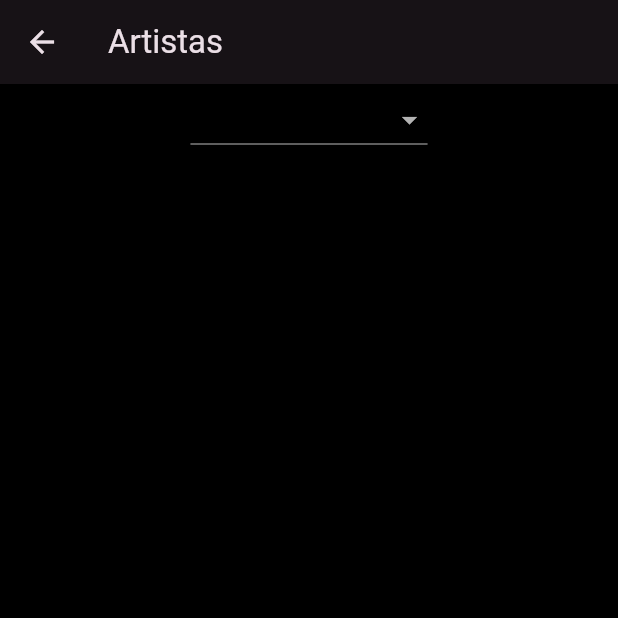
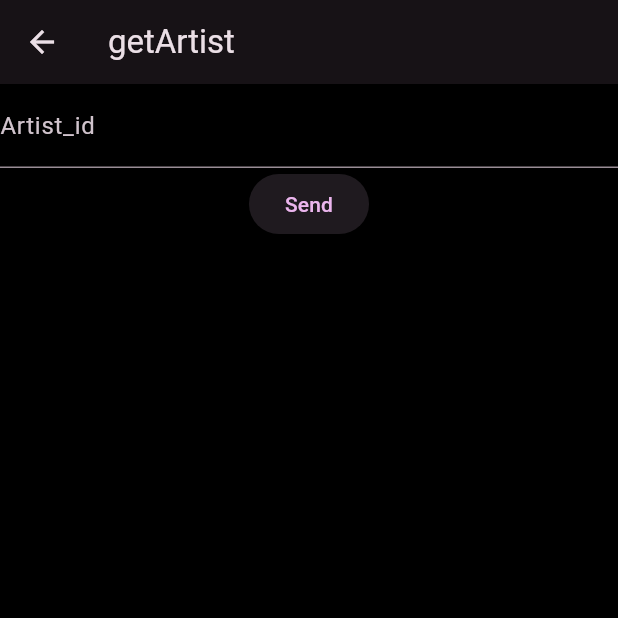
Before and after one commit to stefano-dannunzio/ConsumifyApp, a Flutter app: the ArtistScreen screen opened directly, on a phone screen of 412 x 824 dp, the top half of it. Run offline on Flutter 3.47's test engine with Material 3 defaults, Android fonts, the phone set to English and light mode, and no system bars; our stand-ins replace carousel_slider, get, google_fonts, just_audio.

Commit message:
Le sumamos una magia más
Ahora en get Artist Albums se puede seleccionar un album específico y pasar a ver las canciones que lo componen

```diff
--- a/lib/screens/artist_screen.dart
+++ b/lib/screens/artist_screen.dart
@@ -1,65 +1,52 @@
-import 'package:consumify/utilities/songs_loader.dart';
-import 'package:consumify/widgets/song_card.dart';
+import 'package:consumify/screens/screens.dart';
+import 'package:consumify/services/services.dart';
 import 'package:flutter/material.dart';
+import 'package:get/get.dart';
 
 class ArtistScreen extends StatefulWidget {
   const ArtistScreen({super.key});
 
   @override
-  // ignore: library_private_types_in_public_api
   _ArtistScreenState createState() => _ArtistScreenState();
 }
 
 class _ArtistScreenState extends State<ArtistScreen> {
-  final List<Song> songs = []; // Aquí se cargarán las canciones
-  final List<String> artists = []; // Aquí se cargarán los artistas
-  String? selectedArtist;
-
-  @override
-  void initState() {
-    super.initState();
-    _loadSongs();
-  }
-
-  void _loadSongs() async {
-    final List<Song> loadedSongs = await loadSongs();
-    setState(() {
-      songs.addAll(loadedSongs);
-      artists.addAll(loadedSongs.map((song) => song.artist).toSet().toList());
-    });
-  }
+  final _formKey = GlobalKey<FormState>();
+  String _id = '';
 
   @override
   Widget build(BuildContext context) {
     return Scaffold(
       appBar: AppBar(
-        title: const Text('Artistas'),
+        title: const Text('getArtist'),
       ),
-      body: Column(
-        children: [
-          DropdownButton<String>(
-            value: selectedArtist,
-            items: artists.map((artist) {
-              return DropdownMenuItem<String>(
-                value: artist,
-                child: Text(artist),
-              );
-            }).toList(),
-            onChanged: (value) {
-              setState(() {
-                selectedArtist = value;
-              });
-            },
-          ),
-          Expanded(
-            child: ListView(
-              children: songs
-                  .where((song) => song.artist == selectedArtist)
-                  .map((song) => SongCard(song: song))
-                  .toList(),
+      body: Form(
+        key: _formKey,
+        child: Column(
+          children: [
+            TextFormField(
+              decoration: const InputDecoration(labelText: 'Artist_id'),
+              onSaved: (value) => _id = value!,
             ),
-          ),
-        ],
+            ElevatedButton(
+              onPressed: () {
+                if (_formKey.currentState!.validate()) {
+                  _formKey.currentState!.save();
+                  // Here you can make the request to the API
+                  final future = ArtistService().getArtistAlbum(_id);
+                  Get.to(ArtistIntermediateResponseScreen(
+                    future: future,
+                    titulo: 'nombreAlbum',
+                    artista: 'nombreArtista',
+                    image: 'imagenAlbum',
+                    id: 'idAlbum',
+                  ));
+                }
+              },
+              child: const Text('Send'),
+            ),
+          ],
+        ),
       ),
     );
   }
--- a/lib/screens/screens.dart
+++ b/lib/screens/screens.dart
@@ -10,6 +10,7 @@ export 'package:consumify/screens/api/tracks/recom_by_artist_screen.dart';
 export 'package:consumify/screens/api/response/api_response_screen.dart';
 export 'package:consumify/screens/api/response/recommendations_response_screen.dart';
 export 'package:consumify/screens/api/response/intermediate_response_screen.dart';
+export 'package:consumify/screens/api/response/artist_intermediate_response_screen.dart';
 export 'package:consumify/screens/api/albums/getalbum_screen.dart';
 export 'package:consumify/screens/api/artists/getartistalbum_screen.dart';
 export 'package:consumify/screens/api/playlists/playlists_screen.dart';
```
Also changed, not shown: lib/screens/api/artists/getartistalbum_screen.dart (+16 -15 lines), lib/screens/api/response/artist_intermediate_response_screen.dart (added, +77 -0 lines).
